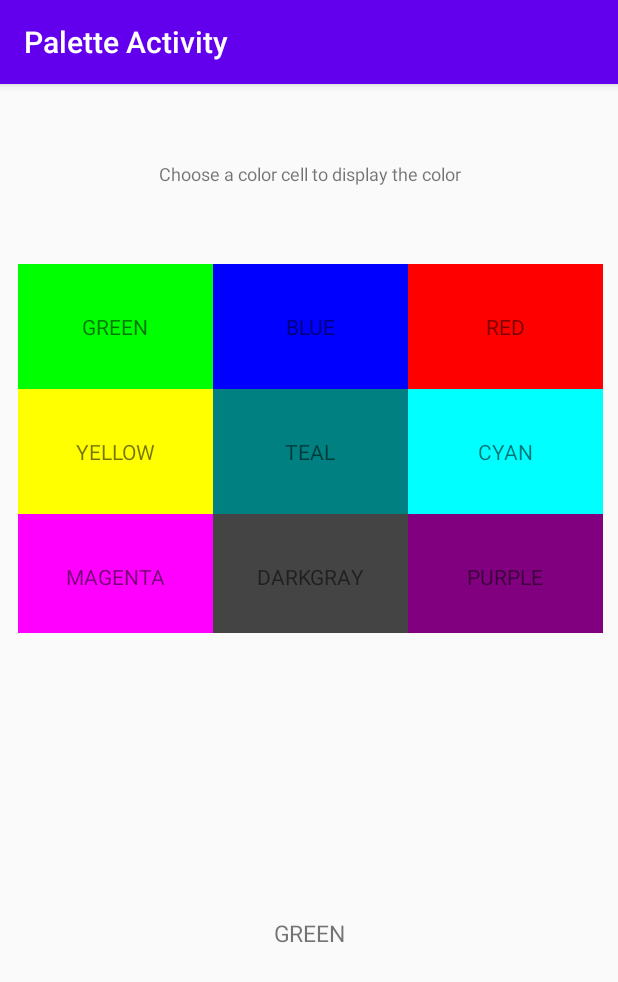
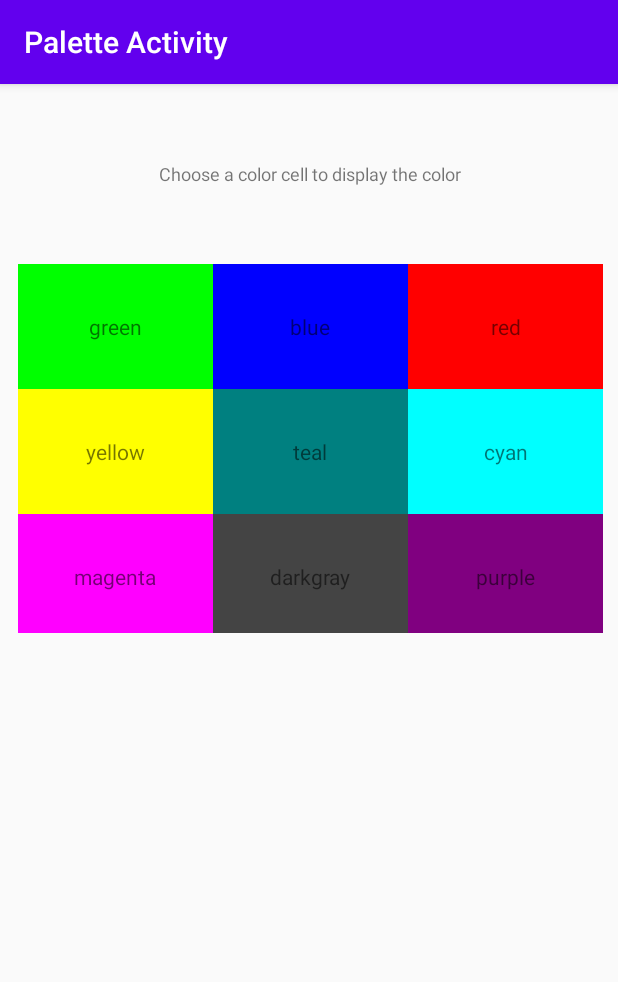
Before and after one commit to Terence21/Lab4-Grid, an Android app: the fragment CanvasFragment placed in its activity, on a phone screen of 412 x 824 dp. Shown: the top 982 px of the screen. Run offline under Robolectric (Android 15) with nearby library versions, the phone set to English and light mode, and no system bars.

Commit message:
implemented solution to solve for crashing app due to switching configurations that cause canvasFragment to read a null string to the view. It now checks if null to display

```diff
--- a/app/src/main/java/temple/edu/gridassignment/CanvasFragment.java
+++ b/app/src/main/java/temple/edu/gridassignment/CanvasFragment.java
@@ -3,6 +3,7 @@ package temple.edu.gridassignment;
 import android.content.Context;
 import android.graphics.Color;
 import android.os.Bundle;
+import android.util.Log;
 import android.view.Gravity;
 import android.widget.TextView;
 import androidx.fragment.app.Fragment;
@@ -22,12 +23,7 @@ public class CanvasFragment extends Fragment {
 
     }
 
-    public static CanvasFragment newInstance(Context context) {
-        CanvasFragment fragment = new CanvasFragment();
-        Bundle bundle = new Bundle();
-        fragment.setArguments(bundle);
-        return fragment;
-    }
+
 
     @Override
     public void onCreate(Bundle savedInstanceState) {
@@ -44,10 +40,13 @@ public class CanvasFragment extends Fragment {
         // Inflate the layout for this fragment
         View view  =  inflater.inflate(R.layout.fragment_canvas, container, false);
         TextView colorView = (TextView) view.findViewById(R.id._colorView);
-        colorView.setBackgroundColor(Color.parseColor(color));
-        colorView.setText(view.getResources().getStringArray(R.array.color_array)[position].toUpperCase());
-        colorView.setGravity(Gravity.CENTER);
-        colorView.setTextSize(15);
+        Log.i("create_color", "onCreateView: " + color);
+        if (color != null) {
+            colorView.setBackgroundColor(Color.parseColor(color));
+            colorView.setText(view.getResources().getStringArray(R.array.color_array)[position].toUpperCase());
+            colorView.setGravity(Gravity.CENTER);
+            colorView.setTextSize(15);
+        }
         return view;
     }
 
--- a/app/src/main/java/temple/edu/gridassignment/ColorAdapter.java
+++ b/app/src/main/java/temple/edu/gridassignment/ColorAdapter.java
@@ -11,7 +11,6 @@ import android.view.View;
 import android.view.ViewGroup;
 import android.widget.BaseAdapter;
 import android.widget.TextView;
-
 import java.util.ArrayList;
 import java.util.Arrays;
 import java.util.Locale;
@@ -59,7 +58,7 @@ public class ColorAdapter extends BaseAdapter {
         textView.setLines(5);
         textView.setGravity(Gravity.CENTER);
 
-        textView.setText(colors.get(position).toUpperCase());
+        textView.setText((context.getResources().getStringArray(R.array.color_array)[position]));
         textView.setBackgroundColor(Color.parseColor(context.getResources().getStringArray(R.array.color_array)[position]));
 
 
@@ -68,4 +67,8 @@ public class ColorAdapter extends BaseAdapter {
 
 
 
+
+
+
+
 }
--- a/app/src/main/java/temple/edu/gridassignment/MainActivity.java
+++ b/app/src/main/java/temple/edu/gridassignment/MainActivity.java
@@ -4,6 +4,7 @@ import android.content.Context;
 import android.content.Intent;
 import android.content.res.Configuration;
 import android.content.res.Resources;
+import android.util.Log;
 import android.view.Gravity;
 import android.view.View;
 import android.widget.AdapterView;
@@ -24,6 +25,7 @@ public class MainActivity extends AppCompatActivity implements PaletteFragment.F
 
     boolean clickedColor;
     FragmentManager fm;
+    public final static String KEY = "key";
 
     @Override
     protected void onCreate(Bundle savedInstanceState) {
@@ -38,11 +40,12 @@ public class MainActivity extends AppCompatActivity implements PaletteFragment.F
         user_prompt.setTextSize(12);
         user_prompt.setGravity(Gravity.CENTER);
 
-        ArrayList<String> colors = new ArrayList<String>(Arrays.asList(getResources().getStringArray(R.array.color_array)));
+        final Resources res = getResources();
+        ArrayList<String> colors = new ArrayList<String>(Arrays.asList(res.getStringArray(R.array.color_array)));
 
         Bundle bundle = new Bundle();
         PaletteFragment fragment = PaletteFragment.newInstance(colors);
-        bundle.putStringArrayList("key", colors);
+        bundle.putStringArrayList(MainActivity.KEY, colors);
         fragment.setArguments(bundle);
 
 
@@ -56,9 +59,24 @@ public class MainActivity extends AppCompatActivity implements PaletteFragment.F
 
 
     @Override
+    public void onPause(){
+        super.onPause();
+        clickedColor = false;
+
+    }
+
+
+
+    @Override
+    public void updateConfiguration(Configuration config){
+
+    }
+
+
+    @Override
     public void displayColor(int positon, String color) {
 
-        CanvasFragment canvas = CanvasFragment.newInstance(this);
+        CanvasFragment canvas = new CanvasFragment();
         canvas.defineColorView(positon, color);
         FragmentManager fm = getSupportFragmentManager();
         FragmentTransaction ft = fm.beginTransaction();
@@ -71,8 +89,5 @@ public class MainActivity extends AppCompatActivity implements PaletteFragment.F
                     .commit();
             clickedColor = true;
         }
-
-
-
     }
 }
--- a/app/src/main/java/temple/edu/gridassignment/PaletteFragment.java
+++ b/app/src/main/java/temple/edu/gridassignment/PaletteFragment.java
@@ -2,6 +2,7 @@ package temple.edu.gridassignment;
 
 import android.app.Activity;
 import android.content.Context;
+import android.content.res.Configuration;
 import android.os.Bundle;
 import android.util.Log;
 import android.widget.AdapterView;
@@ -23,6 +24,7 @@ public class PaletteFragment extends Fragment {
 
     FragmentInteractionListener listener;
     ArrayList<String> colors;
+    ColorAdapter adapter;
 
 
     public PaletteFragment() {
@@ -32,8 +34,7 @@ public class PaletteFragment extends Fragment {
     public static PaletteFragment newInstance(ArrayList<String> colors) {
         PaletteFragment fragment = new PaletteFragment();
         Bundle bundle = new Bundle();
-        bundle.putStringArrayList("key", colors);
-        fragment.colors = colors;
+        bundle.putStringArrayList(MainActivity.KEY, colors);
         fragment.setArguments(bundle);
         return fragment;
 
@@ -42,6 +43,10 @@ public class PaletteFragment extends Fragment {
     @Override
     public void onCreate(Bundle savedInstanceState) {
         super.onCreate(savedInstanceState);
+        if (getArguments() != null){
+            colors = getArguments().getStringArrayList(MainActivity.KEY);
+            adapter = new ColorAdapter(getActivity(), colors);
+        }
     }
 
     @Override
@@ -54,8 +59,7 @@ public class PaletteFragment extends Fragment {
 
         GridView grid = (GridView) view.findViewById(R.id._colorGrid);
         ((GridView) view.findViewById(R.id._colorGrid)).setNumColumns(3);
-
-        ((GridView) view.findViewById(R.id._colorGrid)).setAdapter(new ColorAdapter(getActivity(), colors));
+        ((GridView) view.findViewById(R.id._colorGrid)).setAdapter(adapter);
         ((GridView)view.findViewById(R.id._colorGrid)).setOnItemClickListener(new AdapterView.OnItemClickListener() {
             @Override
             public void onItemClick(AdapterView<?> parent, View view, int position, long id) {
@@ -73,11 +77,13 @@ public class PaletteFragment extends Fragment {
             listener = (FragmentInteractionListener) context;
         } catch (ClassCastException e){
             Log.i("class cast error", "Must implement FragmentInteractionListener: " + e.getLocalizedMessage());
+            throw new ClassCastException(e.getLocalizedMessage());
         }
     }
 
     public interface FragmentInteractionListener{
         void displayColor(int position, String color);
+        void updateConfiguration(Configuration config);
     }
 
 
--- a/app/src/main/res/values/strings.xml
+++ b/app/src/main/res/values/strings.xml
@@ -20,6 +20,6 @@
     <string name="locale_en">en</string>
     <string name="position">position</string>
     <!-- TODO: Remove or change this placeholder text -->
-    <string name="grid_name">_ColorGrid</string>
-    <string name="textView_name">_ColorView</string>
+    <string name="grid_name" translatable="false">_ColorGrid</string>
+    <string name="textView_name" translatable="false">_ColorView</string>
 </resources>
```
Also changed, not shown: 1 other file.
